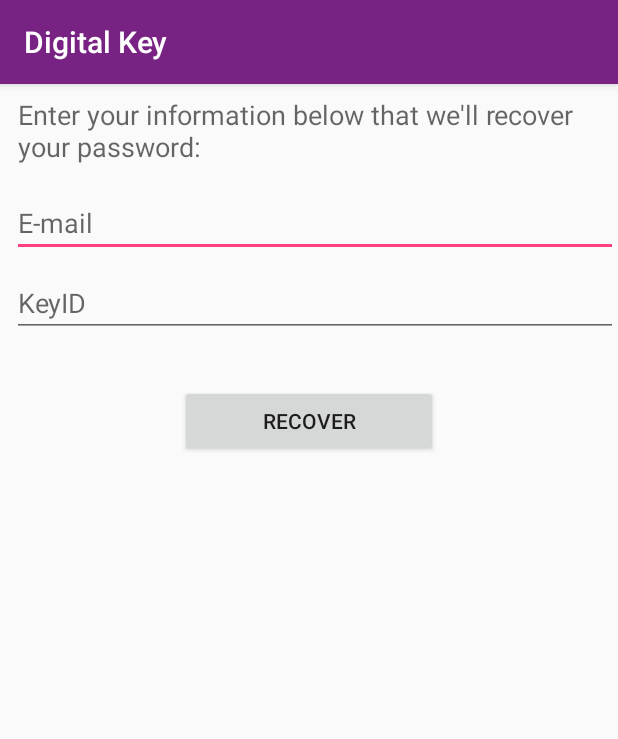
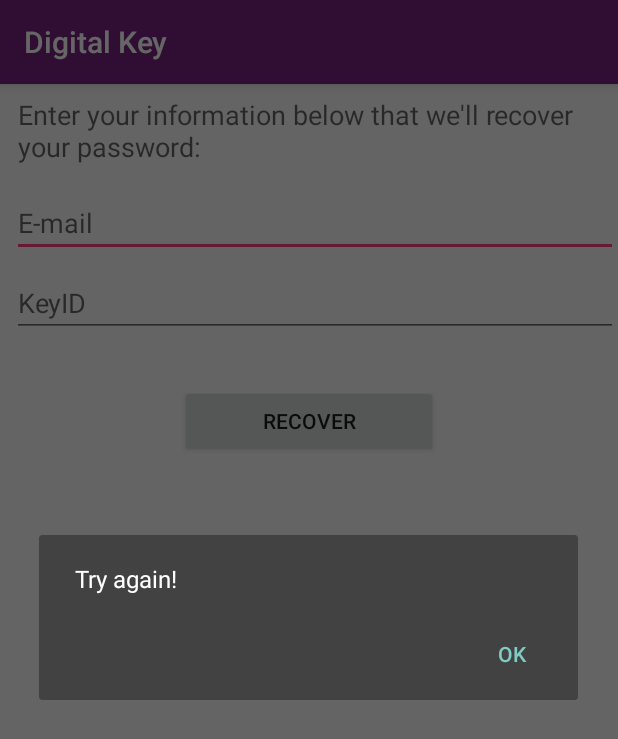
Before and after one commit to wMeloFernandes/NodeApp, an Android app: the RecoverPassword screen opened directly, with no data from a screen before it, after a tap on "RECOVER", on a phone screen of 412 x 824 dp. Shown: the top 739 px of the screen. Run offline under Robolectric (Android 15) with nearby library versions, the phone set to English and light mode, and no system bars.

Commit message:
Change toast for a dialog(Register and Recover Activities)

```diff
--- a/app/src/main/java/com/example/wmell/app/login/RecoverPassword.java
+++ b/app/src/main/java/com/example/wmell/app/login/RecoverPassword.java
@@ -1,8 +1,11 @@
 package com.example.wmell.app.login;
 
+import android.content.DialogInterface;
 import android.content.Intent;
+import android.support.v7.app.AlertDialog;
 import android.support.v7.app.AppCompatActivity;
 import android.os.Bundle;
+import android.view.ContextThemeWrapper;
 import android.view.View;
 import android.widget.Button;
 import android.widget.EditText;
@@ -48,7 +51,15 @@ public class RecoverPassword extends AppCompatActivity {
                     buttonNewPassword.setVisibility(View.VISIBLE);
                     buttonRecover.setVisibility(View.GONE);
                 } else {
-                    Toast.makeText(RecoverPassword.this, "Try again!", Toast.LENGTH_SHORT).show();
+                    AlertDialog.Builder builder = new AlertDialog.Builder(new ContextThemeWrapper(RecoverPassword.this, R.style.Theme_AppCompat));
+                    builder.setMessage(getString(R.string.try_again_alert));
+                    builder.setPositiveButton(getString(R.string.ok_dialog_alert_text), new DialogInterface.OnClickListener() {
+                        @Override
+                        public void onClick(DialogInterface dialogInterface, int i) {
+
+                        }
+                    });
+                    builder.show();
                 }
             }
         });
--- a/app/src/main/res/values/strings.xml
+++ b/app/src/main/res/values/strings.xml
@@ -6,6 +6,7 @@
     <string name="no_account_sign_up">Create an account\nNot a member?</string>
     <string name="lost_password">Lost Password?\nThats not a problem.</string>
     <string name="fill_empty_fields">Fill in all the fields</string>
+    <string name="try_again_alert">Try again!</string>
     <string name="ok_dialog_alert_text">Ok</string>
 
     <string name="facebook_app_ide">[APP_ID]</string>
```
Also changed, not shown: app/src/main/java/com/example/wmell/app/login/RegisterUser.java (+12 -1 lines).
